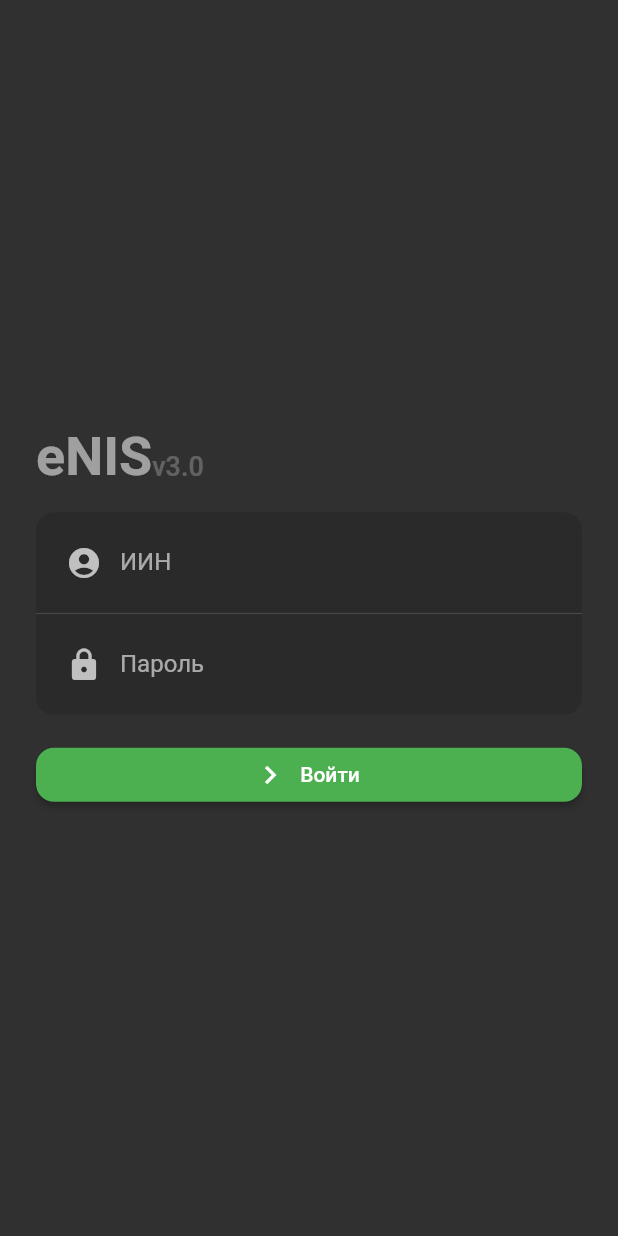
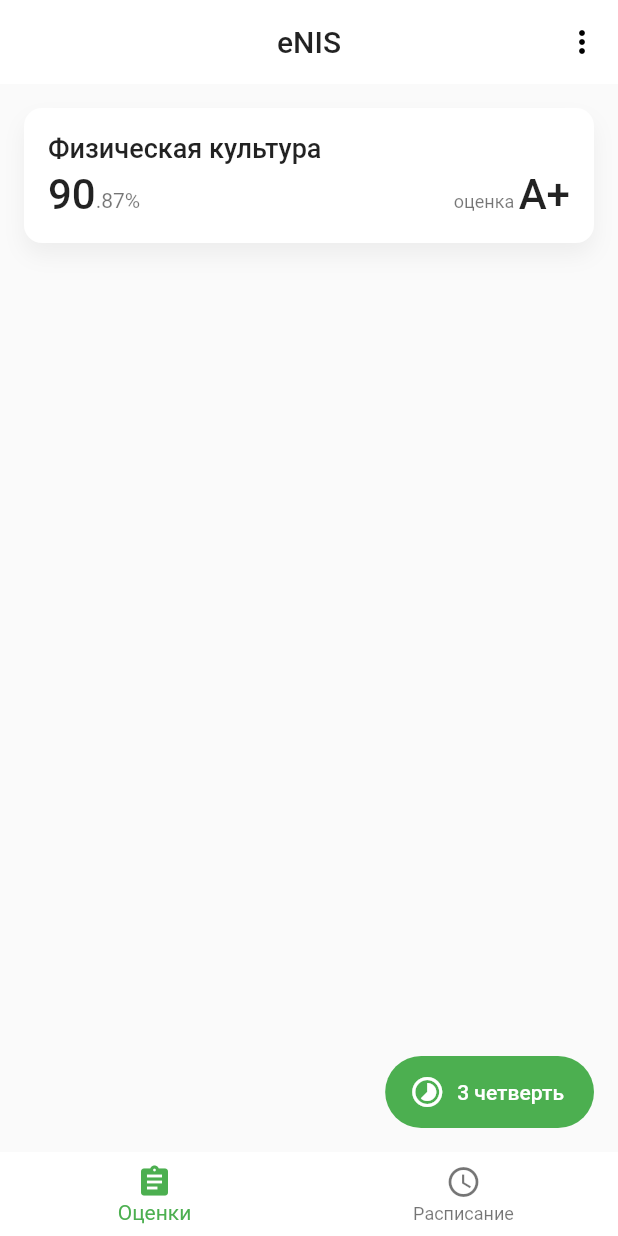
Before and after one commit to kekland/enis-app.v3, a Flutter app: the screen it shows after launch, on a phone screen of 412 x 824 dp. Run offline on Flutter 3.47's test engine with Material 2 defaults, Android fonts, the phone set to English and light mode, and no system bars; our stand-ins replace flutter_svg.

Commit message:
wip: design

```diff
--- /dev/null
+++ b/lib/components/percent_widget.dart
@@ -0,0 +1,69 @@
+import 'package:flutter/material.dart';
+import 'package:enis/extensions.dart';
+
+class PercentWidget extends StatelessWidget {
+  final double percentage;
+
+  const PercentWidget({Key key, this.percentage}) : super(key: key);
+
+  String get percentageInteger {
+    return percentage.truncate().toString();
+  }
+
+  String get percentageDecimal {
+    return ((percentage - percentage.floor()) * 100.0).truncate().toString();
+  }
+
+  @override
+  Widget build(BuildContext context) {
+    return Row(
+      crossAxisAlignment: CrossAxisAlignment.baseline,
+      textBaseline: TextBaseline.alphabetic,
+      children: [
+        Text(
+          percentageInteger,
+          style: TextStyle(
+            fontSize: 28.0,
+            fontWeight: FontWeight.w500,
+          ),
+        ),
+        Text(
+          '.$percentageDecimal%',
+          style: TextStyle(
+            color: context.textTheme.caption.color,
+          ),
+        ),
+      ],
+    );
+  }
+}
+
+class GradeWidget extends StatelessWidget {
+  final int grade;
+
+  const GradeWidget({Key key, this.grade}) : super(key: key);
+
+  @override
+  Widget build(BuildContext context) {
+    return Row(
+      crossAxisAlignment: CrossAxisAlignment.baseline,
+      textBaseline: TextBaseline.alphabetic,
+      children: [
+        Text(
+          'оценка ',
+          style: TextStyle(
+            fontSize: 12.0,
+            color: context.textTheme.caption.color,
+          ),
+        ),
+        Text(
+          'A+',
+          style: TextStyle(
+            fontSize: 28.0,
+            fontWeight: FontWeight.w500,
+          ),
+        ),
+      ],
+    );
+  }
+}
--- /dev/null
+++ b/lib/components/subject_widget.dart
@@ -0,0 +1,44 @@
+import 'package:enis/components/percent_widget.dart';
+import 'package:flutter/material.dart';
+import 'package:enis/extensions.dart';
+
+class SubjectWidget extends StatelessWidget {
+  @override
+  Widget build(BuildContext context) {
+    return Container(
+      padding: const EdgeInsets.all(16.0),
+      width: double.infinity,
+      decoration: BoxDecoration(
+        color: context.theme.cardColor,
+        borderRadius: BorderRadius.circular(12.0),
+        boxShadow: [
+          BoxShadow(
+            color: Colors.black.withOpacity(0.05),
+            offset: Offset(0.0, 8.0),
+            blurRadius: 12.0,
+          )
+        ],
+      ),
+      child: Column(
+        crossAxisAlignment: CrossAxisAlignment.start,
+        children: [
+          Text(
+            'Физическая культура',
+            style: TextStyle(
+              fontSize: 18.0,
+              fontWeight: FontWeight.w500,
+            ),
+          ),
+          SizedBox(height: 4.0),
+          Row(
+            mainAxisAlignment: MainAxisAlignment.spaceBetween,
+            children: [
+              PercentWidget(percentage: 90.87),
+              GradeWidget(grade: 5),
+            ],
+          ),
+        ],
+      ),
+    );
+  }
+}
--- /dev/null
+++ b/lib/components/surface.dart
@@ -0,0 +1,30 @@
+import 'package:flutter/material.dart';
+import '../extensions.dart';
+
+class Surface extends StatelessWidget {
+  final Widget child;
+  final EdgeInsets padding;
+
+  const Surface({
+    Key key,
+    this.child,
+    this.padding,
+  }) : super(key: key);
+
+  @override
+  Widget build(BuildContext context) {
+    return Container(
+      decoration: BoxDecoration(
+        color: context.theme.primaryColor,
+        borderRadius: BorderRadius.circular(12.0),
+      ),
+      child: ClipRRect(
+        borderRadius: BorderRadius.circular(12.0),
+        child: Padding(
+          padding: padding,
+          child: child,
+        ),
+      ),
+    );
+  }
+}
--- a/lib/main.dart
+++ b/lib/main.dart
@@ -1,20 +1,38 @@
+import 'package:enis/pages/main_page.dart';
 import 'package:enis/pages/sign_in_page.dart';
 import 'package:flutter/material.dart';
+import 'package:flutter/services.dart';
 
-void main() => runApp(MyApp());
+void main() {
+  SystemChrome.setSystemUIOverlayStyle(
+    SystemUiOverlayStyle(
+      statusBarColor: Colors.transparent,
+      statusBarIconBrightness: Brightness.light,
+    ),
+  );
+  runApp(MyApp());
+}
 
 class MyApp extends StatelessWidget {
-  // This widget is the root of your application.
   @override
   Widget build(BuildContext context) {
     return MaterialApp(
       title: 'Flutter Demo',
+      themeMode: ThemeMode.light,
       theme: ThemeData(
-        primarySwatch: Colors.green,
+        primaryColor: Colors.white,
+        accentColor: Colors.green,
+        brightness: Brightness.light,
+      ),
+      darkTheme: ThemeData(
+        primaryColor: Colors.black,
         accentColor: Colors.green,
         brightness: Brightness.dark,
+        cardColor: Colors.black,
+        bottomAppBarColor: Colors.black,
+        canvasColor: Color(0xFF0C0C0C),
       ),
-      home: SignInPage(),
+      home: MainPage(),
     );
   }
 }
--- /dev/null
+++ b/lib/pages/grades_page.dart
@@ -0,0 +1,90 @@
+import 'package:enis/components/subject_widget.dart';
+import 'package:enis/components/surface.dart';
+import 'package:flutter/material.dart';
+import 'package:enis/extensions.dart';
+
+class GradesPage extends StatefulWidget {
+  @override
+  _GradesPageState createState() => _GradesPageState();
+}
+
+class _GradesPageState extends State<GradesPage>
+    with SingleTickerProviderStateMixin {
+  TabController controller;
+  bool isPickerVisible;
+
+  @override
+  void initState() {
+    controller = new TabController(length: 4, vsync: this);
+    isPickerVisible = false;
+    super.initState();
+  }
+
+  @override
+  Widget build(BuildContext context) {
+    return Stack(
+      children: <Widget>[
+        SingleChildScrollView(
+          padding: const EdgeInsets.all(16.0),
+          child: Column(
+            children: [
+              SubjectWidget(),
+            ],
+          ),
+        ),
+        if (!isPickerVisible)
+          Align(
+            alignment: Alignment.bottomRight,
+            child: Padding(
+              padding: const EdgeInsets.all(16.0),
+              child: FloatingActionButton.extended(
+                icon: Icon(Icons.timelapse),
+                elevation: 0.0,
+                label: Text(
+                  '3 четверть',
+                  style: context.textTheme.body1.copyWith(
+                    color: Colors.white,
+                    fontWeight: FontWeight.w500,
+                  ),
+                ),
+                onPressed: () {
+                  setState(() => isPickerVisible = true);
+                },
+              ),
+            ),
+          ),
+        if (isPickerVisible)
+          Align(
+            alignment: Alignment.bottomCenter,
+            child: Padding(
+              padding: const EdgeInsets.all(16.0),
+              child: Surface(
+                padding: EdgeInsets.all(0.0),
+                child: Row(
+                  children: <Widget>[
+                    Flexible(
+                      child: TabBar(
+                        controller: controller,
+                        tabs: [
+                          Tab(text: '1'),
+                          Tab(text: '2'),
+                          Tab(text: '3'),
+                          Tab(text: '4'),
+                        ],
+                      ),
+                    ),
+                    IconButton(
+                      icon: Icon(Icons.arrow_downward),
+                      onPressed: () {
+                        setState(() => isPickerVisible = false);
+                      },
+                    ),
+                  ],
+                ),
+              ),
+            ),
+          ),
+      ],
+    );
+  }
+}
--- /dev/null
+++ b/lib/pages/main_page.dart
@@ -0,0 +1,38 @@
+import 'package:enis/pages/grades_page.dart';
+import 'package:flutter/material.dart';
+import 'package:enis/extensions.dart';
+
+class MainPage extends StatelessWidget {
+  @override
+  Widget build(BuildContext context) {
+    return Scaffold(
+      appBar: AppBar(
+        title: Text('eNIS'),
+        centerTitle: true,
+        elevation: 0.0,
+        actions: [
+          IconButton(
+            icon: Icon(Icons.more_vert),
+            onPressed: () {},
+          ),
+        ],
+      ),
+      body: GradesPage(),
+      bottomNavigationBar: BottomNavigationBar(
+        backgroundColor: context.theme.primaryColor,
+        selectedItemColor: context.theme.accentColor,
+        elevation: 0.0,
+        items: [
+          BottomNavigationBarItem(
+            icon: Icon(Icons.assignment),
+            title: Text('Оценки'),
+          ),
+          BottomNavigationBarItem(
+            icon: Icon(Icons.schedule),
+            title: Text('Расписание'),
+          ),
+        ],
+      ),
+    );
+  }
+}
```
Also changed, not shown: lib/pages/timetable_page.dart (added).
